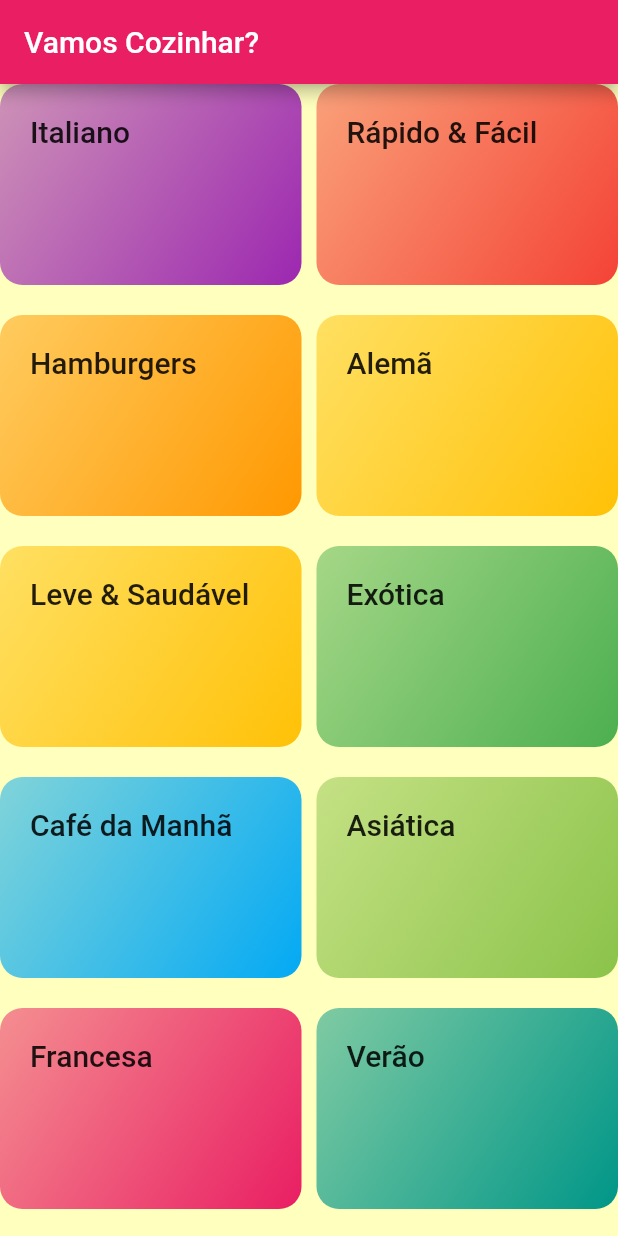
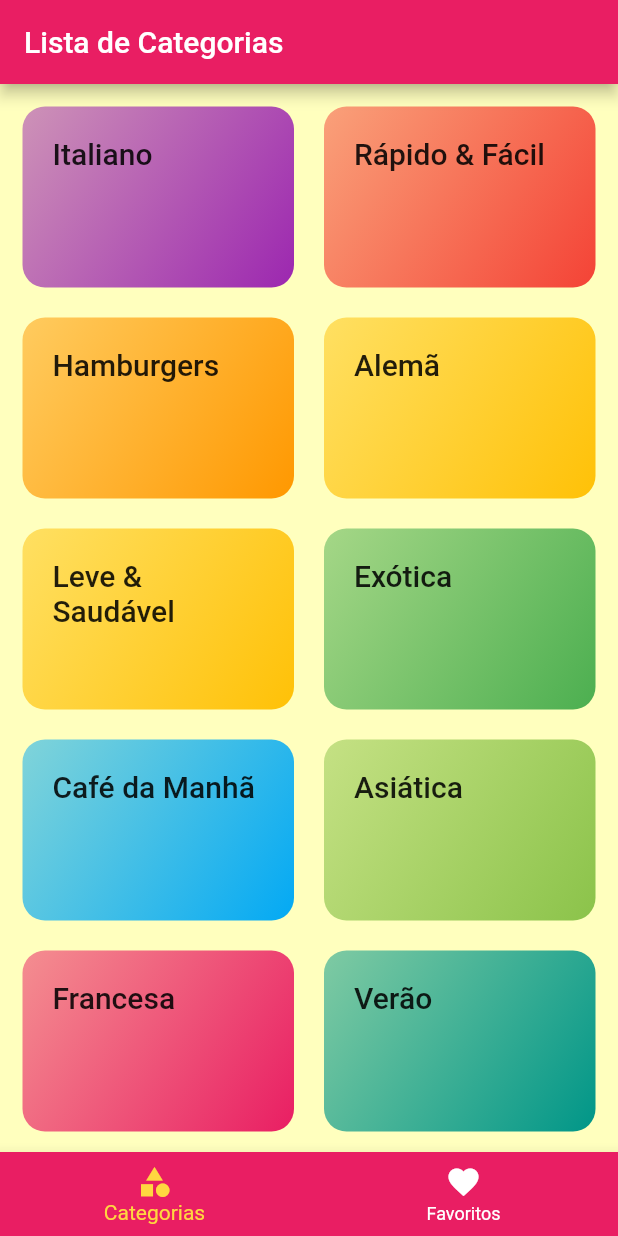
Before and after one commit to PAULOTEK/meat_category, a Flutter app: the screen it shows after launch, on a phone screen of 412 x 824 dp. Run offline on Flutter 3.47's test engine with Material 2 defaults, Android fonts, the phone set to English and light mode, and no system bars; Roboto replaces fonts that are missing (RobotoCondensed).

Commit message:
Segundo commit implementação meals

```diff
--- a/lib/main.dart
+++ b/lib/main.dart
@@ -1,8 +1,8 @@
 import 'package:flutter/material.dart';
 import 'package:meals/routes/app.routes.dart';
-import 'package:meals/view/categories_screen.page.dart';
 import 'package:meals/view/category_meals.page.dart';
 import 'package:meals/view/meals_detail.page.dart';
+import 'package:meals/view/tabs_screen.page.dart';
 
 void main() => runApp(const MyApp());
 
@@ -34,7 +34,7 @@ class _MyAppState extends State<MyApp> {
         canvasColor: const Color.fromARGB(255, 255, 255, 190),
       ),
       routes: {
-        AppRoutes.HOME: (ctx) => const CategoriesScreen(),
+        AppRoutes.HOME: (ctx) => const TabsScreenPage(),
         AppRoutes.CATEGORIES_MEALS: (ctx) => const CategoriesMealsPage(),
         AppRoutes.MEALS_DETAIL: (ctx) => const MealDetailPage(),
       },
--- a/lib/view/categories_screen.page.dart
+++ b/lib/view/categories_screen.page.dart
@@ -8,15 +8,12 @@ class CategoriesScreen extends StatelessWidget {
 
   @override
   Widget build(BuildContext context) {
-    return Scaffold(
-      appBar: AppBar(
-        title: const Text('Vamos Cozinhar?'),
-      ),
-      body: GridView(
+    return GridView(
+      padding: const EdgeInsets.all(15),
       gridDelegate: const SliverGridDelegateWithMaxCrossAxisExtent(
         maxCrossAxisExtent: 200,
         childAspectRatio: 3 / 2,
-          crossAxisSpacing: 10,
+        crossAxisSpacing: 20,
         mainAxisSpacing: 20,
       ),
       children: DUMMY_CATEGORIES.map(
@@ -24,7 +21,6 @@ class CategoriesScreen extends StatelessWidget {
           return CategoryItem(category: cat);
         },
       ).toList(),
-      ),
     );
   }
 }
--- a/lib/view/favorite_screen.dart
+++ b/lib/view/favorite_screen.page.dart
@@ -1,7 +1,7 @@
 import 'package:flutter/material.dart';
 
-class FavoriteScreen extends StatelessWidget {
-  const FavoriteScreen({
+class FavoriteScreenPage extends StatelessWidget {
+  const FavoriteScreenPage({
     Key? key,
   }) : super(key: key);
 
--- /dev/null
+++ b/lib/view/tabs_screen.page.dart
@@ -0,0 +1,57 @@
+import 'package:flutter/material.dart';
+import 'package:meals/view/categories_screen.page.dart';
+import 'package:meals/view/favorite_screen.page.dart';
+
+class TabsScreenPage extends StatefulWidget {
+  const TabsScreenPage({Key? key}) : super(key: key);
+
+  @override
+  State<TabsScreenPage> createState() => _TabsScreenPageState();
+}
+
+class _TabsScreenPageState extends State<TabsScreenPage> {
+  int _selectScreenIndex = 0;
+  final List<String> _titles = [
+    'Lista de Categorias',
+    'Meus Favoritos',
+  ];
+  final List<Widget> _screens = [
+    const CategoriesScreen(),
+    const FavoriteScreenPage(),
+  ];
+
+  _selectScreen(int index) {
+    setState(
+      () {
+        _selectScreenIndex = index;
+      },
+    );
+  }
+
+  @override
+  Widget build(BuildContext context) {
+    return Scaffold(
+      appBar: AppBar(
+        title: Text(_titles[_selectScreenIndex]),
+      ),
+      body: _screens[_selectScreenIndex],
+      bottomNavigationBar: BottomNavigationBar(
+        onTap: _selectScreen,
+        backgroundColor: Colors.pink,
+        unselectedItemColor: Colors.white,
+        selectedItemColor: Theme.of(context).colorScheme.secondary,
+        currentIndex: _selectScreenIndex,
+        items: const [
+          BottomNavigationBarItem(
+            icon: Icon(Icons.category),
+            label: 'Categorias',
+          ),
+          BottomNavigationBarItem(
+            icon: Icon(Icons.favorite),
+            label: 'Favoritos',
+          ),
+        ],
+      ),
+    );
+  }
+}
```
Lines whose indentation alone changed are shown as unchanged.
